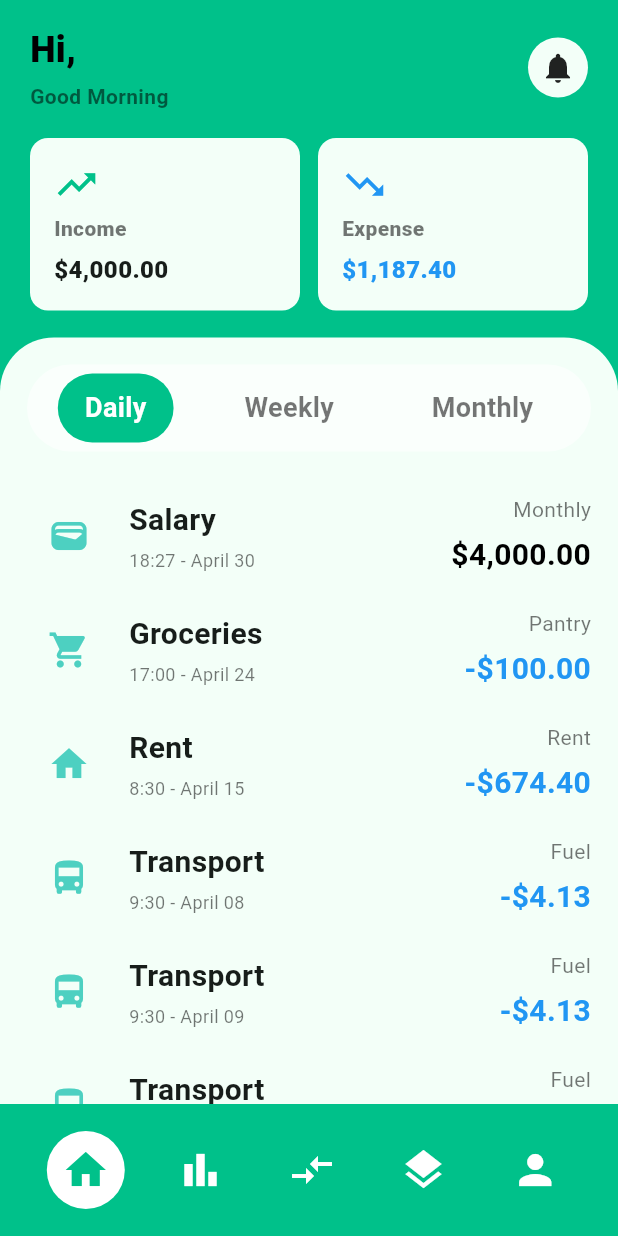
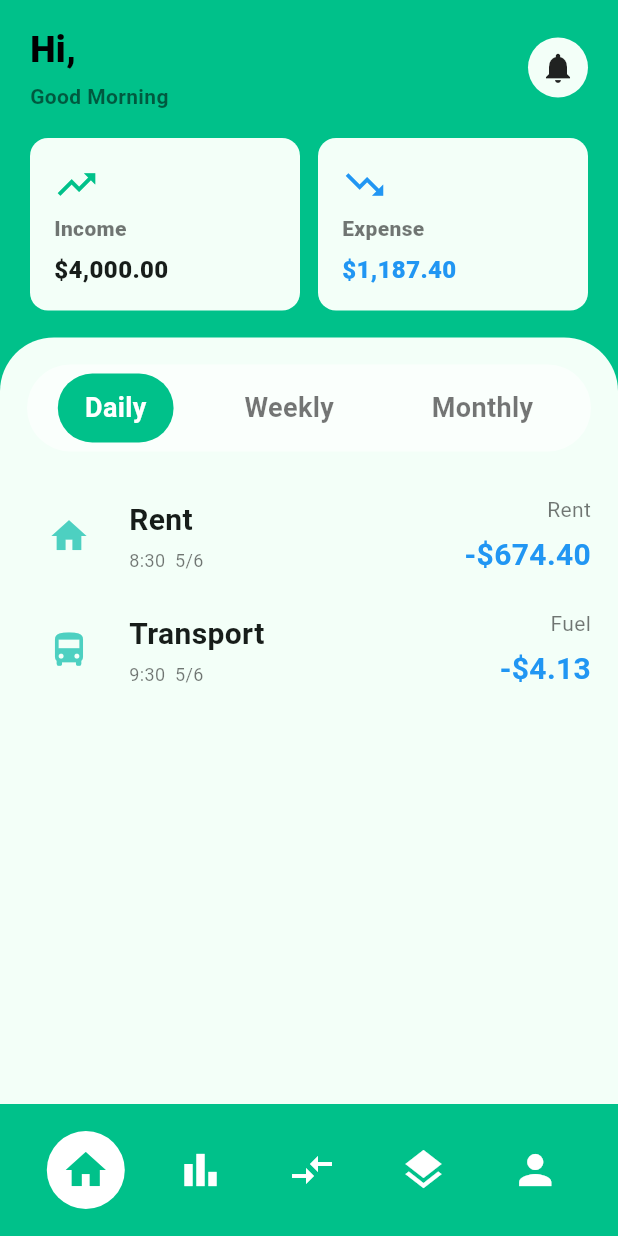
Before and after one commit to trankhoinguyen529-oss/esis, a Flutter app: the Home screen opened directly, after a tap on "Daily", on a phone screen of 412 x 824 dp. Run offline on Flutter 3.47's test engine with Material 3 defaults, Android fonts, the phone set to English and light mode, and no system bars; our stand-ins replace firebase_auth, firebase_core, flutter_svg; accounts and stored records are empty.

Commit message:
[TransactionTImeSort] Add

```diff
--- a/lib/data/data_transaction.dart
+++ b/lib/data/data_transaction.dart
@@ -3,7 +3,10 @@ import 'package:flutter/material.dart';
 class TransactionItem {
   final IconData icon;
   final String title;
-  final String subtitle;
+  final String time;
+  final int day;
+  final int month;
+  final int year;
   final String tag;
   final String amount;
   final bool negative;
@@ -11,7 +14,10 @@ class TransactionItem {
   const TransactionItem({
     required this.icon,
     required this.title,
-    required this.subtitle,
+    required this.time,
+    required this.day,
+    required this.month,
+    required this.year,
     required this.tag,
     required this.amount,
     this.negative = false,
@@ -23,14 +29,20 @@ class TransactionData {
     TransactionItem(
       icon: Icons.wallet,
       title: 'Salary',
-      subtitle: '18:27 - April 30',
+      time: '18:27',
+      day: 30,
+      month: 6,
+      year: 2026,
       tag: 'Monthly',
       amount: '\$4,000.00',
     ),
     TransactionItem(
       icon: Icons.local_grocery_store,
       title: 'Groceries',
-      subtitle: '17:00 - April 24',
+      time: '17:00',
+      day: 24,
+      month: 6,
+      year: 2026,
       tag: 'Pantry',
       amount: '-\$100.00',
       negative: true,
@@ -38,7 +50,10 @@ class TransactionData {
     TransactionItem(
       icon: Icons.home,
       title: 'Rent',
-      subtitle: '8:30 - April 15',
+      time: '8:30',
+      day: 5,
+      month: 6,
+      year: 2026,
       tag: 'Rent',
       amount: '-\$674.40',
       negative: true,
@@ -46,7 +61,10 @@ class TransactionData {
     TransactionItem(
       icon: Icons.directions_bus,
       title: 'Transport',
-      subtitle: '9:30 - April 08',
+      time: '9:30',
+      day: 5,
+      month: 6,
+      year: 2026,
       tag: 'Fuel',
       amount: '-\$4.13',
       negative: true,
@@ -54,7 +72,10 @@ class TransactionData {
     TransactionItem(
       icon: Icons.directions_bus,
       title: 'Transport',
-      subtitle: '9:30 - April 09',
+      time: '9:30',
+      day: 6,
+      month: 6,
+      year: 2026,
       tag: 'Fuel',
       amount: '-\$4.13',
       negative: true,
@@ -62,7 +83,10 @@ class TransactionData {
     TransactionItem(
       icon: Icons.directions_bus,
       title: 'Transport',
-      subtitle: '9:30 - April 10',
+      time: '9:30',
+      day: 7,
+      month: 6,
+      year: 2026,
       tag: 'Fuel',
       amount: '-\$4.13',
       negative: true,
@@ -70,7 +94,10 @@ class TransactionData {
     TransactionItem(
       icon: Icons.directions_bus,
       title: 'Transport',
-      subtitle: '9:30 - April 11',
+      time: '9:30',
+      day: 8,
+      month: 6,
+      year: 2026,
       tag: 'Fuel',
       amount: '-\$4.13',
       negative: true,
@@ -78,7 +105,10 @@ class TransactionData {
     TransactionItem(
       icon: Icons.directions_bus,
       title: 'Transport',
-      subtitle: '9:30 - April 12',
+      time: '9:30',
+      day: 9,
+      month: 6,
+      year: 2026,
       tag: 'Fuel',
       amount: '-\$4.13',
       negative: true,
@@ -86,7 +116,10 @@ class TransactionData {
     TransactionItem(
       icon: Icons.directions_bus,
       title: 'Transport',
-      subtitle: '9:30 - April 13',
+      time: '9:30',
+      day: 10,
+      month: 6,
+      year: 2026,
       tag: 'Fuel',
       amount: '-\$4.13',
       negative: true,
--- a/lib/home/home_screen.dart
+++ b/lib/home/home_screen.dart
@@ -50,7 +50,39 @@ class _HomeState extends State<Home> {
     );
   }
 
-  void display_transaction() {}
+  int getDayOfYear(DateTime date) {
+    return date.difference(DateTime(date.year, 1, 1)).inDays + 1;
+  }
+
+  int dayOfYear(int day, int month, int year) {
+    DateTime date = DateTime(year, month, day);
+    return date.difference(DateTime(year, 1, 1)).inDays + 1;
+  }
+
+  Widget display_transaction(int period) {
+    DateTime now = DateTime.now();
+    return ListView.builder(
+      itemCount: TransactionData.transactions.length,
+      itemBuilder: (context, index) {
+        final item = TransactionData.transactions[index];
+        if ((period == 0 && item.day == now.day && item.month == now.month) ||
+            (period == 2 && item.month == now.month) ||
+            (period == 1)) {
+          return _buildTransactionItem(
+            item.icon,
+            item.title,
+            item.time,
+            item.day,
+            item.month,
+            item.tag,
+            item.amount,
+            negative: item.negative,
+          );
+        }
+        return const SizedBox.shrink();
+      },
+    );
+  }
 
   int get _selectedIconIndex {
     switch (_currentPage) {
@@ -87,7 +119,7 @@ class _HomeState extends State<Home> {
           }),
           physics: const BouncingScrollPhysics(),
           children: [
-            _buildHomePage(primary, surface, displayName),
+            _buildHomePage(primary, surface, displayName, context),
             const TransactionScreen(),
             const ManagementScreen(),
             const ProfileScreen(),
@@ -106,7 +138,8 @@ class _HomeState extends State<Home> {
     );
   }
 
-  Widget _buildHomePage(Color primary, Color surface, String displayName) {
+  Widget _buildHomePage(
+      Color primary, Color surface, String displayName, BuildContext context) {
     return Column(
       children: [
         const SizedBox(height: 16),
@@ -253,7 +286,11 @@ class _HomeState extends State<Home> {
                       final labels = ['Daily', 'Weekly', 'Monthly'];
                       final selected = _selectedPeriod == i;
                       return GestureDetector(
-                        onTap: () => setState(() => _selectedPeriod = i),
+                        onTap: () {
+                          setState(() {
+                            _selectedPeriod = i;
+                          });
+                        },
                         child: Container(
                           padding: const EdgeInsets.symmetric(
                             horizontal: 18,
@@ -278,21 +315,8 @@ class _HomeState extends State<Home> {
                 ),
                 const SizedBox(height: 18),
                 Expanded(
-                    child: ListView.builder(
-                  itemCount: TransactionData.transactions.length,
-                  itemBuilder: (context, index) {
-                    final item = TransactionData.transactions[index];
-
-                    return _buildTransactionItem(
-                      item.icon,
-                      item.title,
-                      item.subtitle,
-                      item.tag,
-                      item.amount,
-                      negative: item.negative,
-                    );
-                  },
-                )),
+                  child: display_transaction(_selectedPeriod),
+                ),
               ],
             ),
           ),
@@ -304,7 +328,9 @@ class _HomeState extends State<Home> {
   Widget _buildTransactionItem(
     IconData icon,
     String title,
-    String subtitle,
+    String time,
+    int day,
+    int month,
     String tag,
     String amount, {
     bool negative = false,
@@ -333,7 +359,7 @@ class _HomeState extends State<Home> {
                 ),
                 const SizedBox(height: 4),
                 Text(
-                  subtitle,
+                  time + "  " + day.toString() + "/" + month.toString(),
                   style: const TextStyle(fontSize: 12, color: Colors.black54),
                 ),
               ],
```
